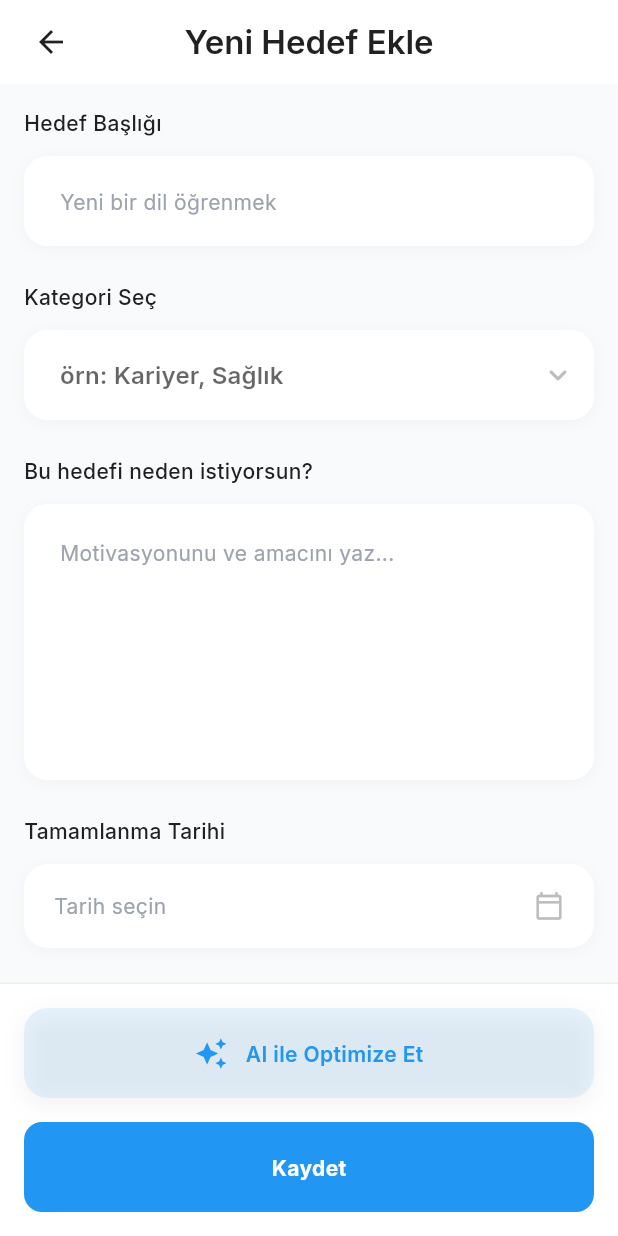
After one commit to mehmetakifkucukkaya/year-flow, a Flutter app: the GoalCreatePage screen opened by its route, on a phone screen of 412 x 824 dp. The commit adds this screen. Run offline on Flutter 3.47's test engine with Material 3 defaults, Android fonts, the phone set to English and light mode, and no system bars; our stand-ins replace flutter_riverpod, go_router, google_fonts.

Commit message:
feat: Premium Goals list ve Goal Create sayfalarÄ± eklendi
- Goals list sayfasÄ± premium tasarÄ±ma gÃ¼ncellendi
- Goal Create form sayfasÄ± oluÅŸturuldu
- Route sÄ±rasÄ± dÃ¼zeltildi (goalCreate goalDetail'den Ã¶nce)
- MaterialLocalizations eklendi (DatePicker iÃ§in)
- Form alanlarÄ± premium tasarÄ±ma gÃ¼ncellendi
- AI optimize ve kaydet butonlarÄ± eklendi

```diff
--- a/lib/core/router/app_router.dart
+++ b/lib/core/router/app_router.dart
@@ -5,6 +5,7 @@ import 'package:go_router/go_router.dart';
 import '../../features/auth/presentation/forgot_password_page.dart';
 import '../../features/auth/presentation/login_page.dart';
 import '../../features/auth/presentation/register_page.dart';
+import '../../features/goals/presentation/goal_create_page.dart';
 import '../../features/goals/presentation/goals_page.dart';
 import '../../features/home/presentation/home_page.dart';
 import '../../features/onboarding/presentation/onboarding_page.dart';
@@ -81,6 +82,13 @@ final routerProvider = Provider<GoRouter>((ref) {
         ],
       ),
 
+      // Goal Create (must be before goalDetail to avoid route conflict)
+      GoRoute(
+        path: AppRoutes.goalCreate,
+        name: 'goalCreate',
+        builder: (context, state) => const GoalCreatePage(),
+      ),
+
       // Goal Detail
       GoRoute(
         path: AppRoutes.goalDetail,
@@ -89,14 +97,6 @@ final routerProvider = Provider<GoRouter>((ref) {
           final goalId = state.pathParameters['id'] ?? '';
           return _PlaceholderScreen(title: 'Hedef Detay: $goalId');
         },
-      ),
-
-      // Goal Create
-      GoRoute(
-        path: AppRoutes.goalCreate,
-        name: 'goalCreate',
-        builder: (context, state) =>
-            const _PlaceholderScreen(title: 'Yeni Hedef'),
       ),
 
       // Check-in
@@ -186,7 +186,7 @@ class _MainShell extends StatelessWidget {
           }
         },
         labelBehavior: NavigationDestinationLabelBehavior.alwaysShow,
-        destinations: [
+        destinations: const [
           NavigationDestination(
             icon: Icon(Icons.home_outlined, size: 22), // Smaller icons
             selectedIcon: Icon(Icons.home, size: 22),
@@ -208,7 +208,10 @@ class _MainShell extends StatelessWidget {
             label: 'Ayarlar',
           ),
         ],
-        indicatorColor: Theme.of(context).colorScheme.primary.withOpacity(0.15), // Pastel background
+        indicatorColor: Theme.of(context)
+            .colorScheme
+            .primary
+            .withOpacity(0.15), // Pastel background
       ),
     );
   }
--- /dev/null
+++ b/lib/features/goals/presentation/goal_create_page.dart
@@ -0,0 +1,566 @@
+import 'package:flutter/material.dart';
+import 'package:flutter_riverpod/flutter_riverpod.dart';
+import 'package:go_router/go_router.dart';
+import 'package:intl/intl.dart';
+
+import '../../../core/constants/app_constants.dart';
+import '../../../core/theme/app_colors.dart';
+import '../../../core/theme/app_radius.dart';
+import '../../../core/theme/app_spacing.dart';
+import '../../../core/theme/app_text_styles.dart';
+import '../../../core/widgets/app_button.dart';
+
+class GoalCreatePage extends ConsumerStatefulWidget {
+  const GoalCreatePage({super.key});
+
+  @override
+  ConsumerState<GoalCreatePage> createState() => _GoalCreatePageState();
+}
+
+class _GoalCreatePageState extends ConsumerState<GoalCreatePage> {
+  final _formKey = GlobalKey<FormState>();
+  final _titleController = TextEditingController();
+  final _reasonController = TextEditingController();
+
+  GoalCategory? _selectedCategory;
+  DateTime? _completionDate;
+
+  // Premium background color
+  static const Color _premiumBackground = Color(0xFFF9FAFB);
+
+  @override
+  void dispose() {
+    _titleController.dispose();
+    _reasonController.dispose();
+    super.dispose();
+  }
+
+  Future<void> _selectDate() async {
+    final picked = await showDatePicker(
+      context: context,
+      initialDate: DateTime.now().add(const Duration(days: 365)),
+      firstDate: DateTime.now(),
+      lastDate: DateTime.now().add(const Duration(days: 365 * 2)),
+      locale: const Locale('tr', 'TR'),
+    );
+    if (picked != null) {
+      setState(() {
+        _completionDate = picked;
+      });
+    }
+  }
+
+  void _handleSave() {
+    if (_formKey.currentState!.validate()) {
+      if (_selectedCategory == null) {
+        ScaffoldMessenger.of(context).showSnackBar(
+          const SnackBar(content: Text('Lütfen bir kategori seçin')),
+        );
+        return;
+      }
+      if (_completionDate == null) {
+        ScaffoldMessenger.of(context).showSnackBar(
+          const SnackBar(content: Text('Lütfen tamamlanma tarihi seçin')),
+        );
+        return;
+      }
+      // TODO: Save goal
+      context.pop();
+    }
+  }
+
+  void _handleAIOptimize() {
+    // TODO: AI optimization
+    ScaffoldMessenger.of(context).showSnackBar(
+      const SnackBar(content: Text('AI optimizasyonu yakında eklenecek')),
+    );
+  }
+
+  @override
+  Widget build(BuildContext context) {
+    return Scaffold(
+      backgroundColor: _premiumBackground,
+      appBar: AppBar(
+        backgroundColor: Colors.white,
+        elevation: 0,
+        leading: Padding(
+          padding: const EdgeInsets.only(left: AppSpacing.sm),
+          child: IconButton(
+            icon: const Icon(Icons.arrow_back),
+            onPressed: () => context.pop(),
+            iconSize: 24,
+          ),
+        ),
+        title: Text(
+          'Yeni Hedef Ekle',
+          style: AppTextStyles.titleLarge.copyWith(
+            fontWeight: FontWeight.w600, // Semi-bold
+          ),
+        ),
+        centerTitle: true,
+      ),
+      body: Form(
+        key: _formKey,
+        child: Column(
+          children: [
+            Expanded(
+              child: SingleChildScrollView(
+                padding: AppSpacing.paddingMd,
+                child: Column(
+                  crossAxisAlignment: CrossAxisAlignment.start,
+                  children: [
+                    // Hedef Başlığı
+                    _FormField(
+                      label: 'Hedef Başlığı',
+                      child: _PremiumTextField(
+                        controller: _titleController,
+                        hint: 'Yeni bir dil öğrenmek',
+                        validator: (value) {
+                          if (value == null || value.isEmpty) {
+                            return 'Lütfen hedef başlığı girin';
+                          }
+                          return null;
+                        },
+                      ),
+                    ),
+
+                    const SizedBox(height: AppSpacing.lg),
+
+                    // Kategori Seç
+                    _FormField(
+                      label: 'Kategori Seç',
+                      child: _CategoryDropdown(
+                        selectedCategory: _selectedCategory,
+                        onChanged: (category) {
+                          setState(() {
+                            _selectedCategory = category;
+                          });
+                        },
+                      ),
+                    ),
+
+                    const SizedBox(height: AppSpacing.lg),
+
+                    // Bu hedefi neden istiyorsun?
+                    _FormField(
+                      label: 'Bu hedefi neden istiyorsun?',
+                      child: _PremiumTextArea(
+                        controller: _reasonController,
+                        hint: 'Motivasyonunu ve amacını yaz...',
+                        maxLength: 500,
+                      ),
+                    ),
+
+                    const SizedBox(height: AppSpacing.lg),
+
+                    // Tamamlanma Tarihi
+                    _FormField(
+                      label: 'Tamamlanma Tarihi',
+                      child: _DatePickerField(
+                        selectedDate: _completionDate,
+                        onTap: _selectDate,
+                      ),
+                    ),
+                  ],
+                ),
+              ),
+            ),
+
+            // Footer with action buttons
+            Container(
+              padding: AppSpacing.paddingMd,
+              decoration: BoxDecoration(
+                color: Colors.white,
+                border: Border(
+                  top: BorderSide(
+                    color: AppColors.gray200,
+                    width: 1,
+                  ),
+                ),
+              ),
+              child: Column(
+                children: [
+                  // AI ile Optimize Et
+                  Container(
+                    decoration: BoxDecoration(
+                      borderRadius: AppRadius.borderRadiusMd,
+                      boxShadow: [
+                        BoxShadow(
+                          color: Colors.black.withOpacity(0.05),
+                          offset: const Offset(0, 4),
+                          blurRadius: 12,
+                          spreadRadius: 0,
+                        ),
+                      ],
+                    ),
+                    child: SizedBox(
+                      width: double.infinity,
+                      child: OutlinedButton(
+                        onPressed: _handleAIOptimize,
+                        style: OutlinedButton.styleFrom(
+                          backgroundColor: AppColors.primary.withOpacity(0.1),
+                          foregroundColor: AppColors.primary,
+                          minimumSize: const Size(double.infinity, 60), // Increased height
+                          padding: const EdgeInsets.symmetric(
+                            horizontal: AppSpacing.lg,
+                            vertical: AppSpacing.md,
+                          ),
+                          shape: RoundedRectangleBorder(
+                            borderRadius: BorderRadius.circular(16), // Softer radius
+                          ),
+                          side: BorderSide.none,
+                        ),
+                        child: Row(
+                          mainAxisAlignment: MainAxisAlignment.center,
+                          children: [
+                            Icon(
+                              Icons.auto_awesome,
+                              size: 22,
+                              color: AppColors.primary,
+                            ),
+                            const SizedBox(width: AppSpacing.sm), // Better icon spacing
+                            Text(
+                              'AI ile Optimize Et',
+                              style: AppTextStyles.bodyMedium.copyWith(
+                                fontWeight: FontWeight.w600,
+                                color: AppColors.primary,
+                              ),
+                            ),
+                          ],
+                        ),
+                      ),
+                    ),
+                  ),
+                  const SizedBox(height: AppSpacing.md), // Consistent spacing
+                  // Kaydet
+                  AppButton(
+                    variant: AppButtonVariant.filled,
+                    onPressed: _handleSave,
+                    minHeight: 60, // Increased height to match AI button
+                    child: Text(
+                      'Kaydet',
+                      style: AppTextStyles.bodyMedium.copyWith(
+                        fontWeight: FontWeight.w700, // Stronger than AI button
+                      ),
+                    ),
+                  ),
+                ],
+              ),
+            ),
+          ],
+        ),
+      ),
+    );
+  }
+}
+
+/// Form Field Wrapper
+class _FormField extends StatelessWidget {
+  const _FormField({
+    required this.label,
+    required this.child,
+  });
+
+  final String label;
+  final Widget child;
+
+  @override
+  Widget build(BuildContext context) {
+    return Column(
+      crossAxisAlignment: CrossAxisAlignment.start,
+      children: [
+        Text(
+          label,
+          style: AppTextStyles.bodyMedium.copyWith(
+            fontWeight: FontWeight.w500,
+          ),
+        ),
+        const SizedBox(height: AppSpacing.sm),
+        child,
+      ],
+    );
+  }
+}
+
+/// Premium Text Field with soft shadows and rounded corners
+class _PremiumTextField extends StatelessWidget {
+  const _PremiumTextField({
+    required this.controller,
+    required this.hint,
+    this.validator,
+  });
+
+  static const Color _placeholderColor = Color(0xFF9CA3AF);
+
+  final TextEditingController controller;
+  final String hint;
+  final FormFieldValidator<String>? validator;
+
+  @override
+  Widget build(BuildContext context) {
+    return Container(
+      decoration: BoxDecoration(
+        color: Colors.white,
+        borderRadius: BorderRadius.circular(16), // Softer corner radius
+        boxShadow: [
+          BoxShadow(
+            color: Colors.black.withOpacity(0.03),
+            offset: const Offset(0, 2),
+            blurRadius: 8,
+            spreadRadius: 0,
+          ),
+        ],
+      ),
+      child: TextFormField(
+        controller: controller,
+        validator: validator,
+        decoration: InputDecoration(
+          hintText: hint,
+          hintStyle: AppTextStyles.bodyMedium.copyWith(
+            color: _placeholderColor, // Softer gray
+          ),
+          contentPadding: const EdgeInsets.symmetric(
+            horizontal: 20, // Increased padding
+            vertical: 18,
+          ),
+          border: OutlineInputBorder(
+            borderRadius: BorderRadius.circular(16),
+            borderSide: BorderSide.none,
+          ),
+          enabledBorder: OutlineInputBorder(
+            borderRadius: BorderRadius.circular(16),
+            borderSide: BorderSide.none,
+          ),
+          focusedBorder: OutlineInputBorder(
+            borderRadius: BorderRadius.circular(16),
+            borderSide: BorderSide(
+              color: AppColors.primary,
+              width: 2,
+            ),
+          ),
+          errorBorder: OutlineInputBorder(
+            borderRadius: BorderRadius.circular(16),
+            borderSide: BorderSide(
+              color: AppColors.error,
+              width: 1,
+            ),
+          ),
+          focusedErrorBorder: OutlineInputBorder(
+            borderRadius: BorderRadius.circular(16),
+            borderSide: BorderSide(
+              color: AppColors.error,
+              width: 2,
+            ),
+          ),
+          filled: true,
+          fillColor: Colors.white,
+        ),
+      ),
+    );
+  }
+}
+
+/// Premium Text Area
+class _PremiumTextArea extends StatelessWidget {
+  const _PremiumTextArea({
+    required this.controller,
+    required this.hint,
+    this.maxLength,
+  });
+
+  static const Color _placeholderColor = Color(0xFF9CA3AF);
+
+  final TextEditingController controller;
+  final String hint;
+  final int? maxLength;
+
+  @override
+  Widget build(BuildContext context) {
+    return Container(
+      decoration: BoxDecoration(
+        color: Colors.white,
+        borderRadius: BorderRadius.circular(16), // Rounded corners
+        boxShadow: [
+          BoxShadow(
+            color: Colors.black.withOpacity(0.03),
+            offset: const Offset(0, 2),
+            blurRadius: 8,
+            spreadRadius: 0,
+          ),
+        ],
+      ),
+      child: TextFormField(
+        controller: controller,
+        maxLines: 6, // Balanced proportions
+        maxLength: maxLength,
+        decoration: InputDecoration(
+          hintText: hint,
+          hintStyle: AppTextStyles.bodyMedium.copyWith(
+            color: _placeholderColor,
+          ),
+          contentPadding: const EdgeInsets.all(20), // More inner padding
+          border: OutlineInputBorder(
+            borderRadius: BorderRadius.circular(16),
+            borderSide: BorderSide.none,
+          ),
+          enabledBorder: OutlineInputBorder(
+            borderRadius: BorderRadius.circular(16),
+            borderSide: BorderSide.none,
+          ),
+          focusedBorder: OutlineInputBorder(
+            borderRadius: BorderRadius.circular(16),
+            borderSide: BorderSide(
+              color: AppColors.primary,
+              width: 2,
+            ),
+          ),
+          filled: true,
+          fillColor: Colors.white,
+          counterStyle: AppTextStyles.bodySmall.copyWith(
+            color: AppColors.gray500,
+          ),
+          counterText: '', // Hide default counter, we'll show it below
+        ),
+      ),
+    );
+  }
+}
+
+/// Category Dropdown - Premium styling
+class _CategoryDropdown extends StatelessWidget {
+  const _CategoryDropdown({
+    required this.selectedCategory,
+    required this.onChanged,
+  });
+
+  static const Color _placeholderColor = Color(0xFF9CA3AF);
+
+  final GoalCategory? selectedCategory;
+  final ValueChanged<GoalCategory?> onChanged;
+
+  @override
+  Widget build(BuildContext context) {
+    return Container(
+      decoration: BoxDecoration(
+        color: Colors.white,
+        borderRadius: BorderRadius.circular(16), // Softer corner radius
+        boxShadow: [
+          BoxShadow(
+            color: Colors.black.withOpacity(0.03),
+            offset: const Offset(0, 2),
+            blurRadius: 8,
+            spreadRadius: 0,
+          ),
+        ],
+      ),
+      child: DropdownButtonFormField<GoalCategory>(
+        value: selectedCategory,
+        decoration: InputDecoration(
+          contentPadding: const EdgeInsets.symmetric(
+            horizontal: 20, // Increased padding
+            vertical: 18,
+          ),
+          border: OutlineInputBorder(
+            borderRadius: BorderRadius.circular(16),
+            borderSide: BorderSide.none,
+          ),
+          enabledBorder: OutlineInputBorder(
+            borderRadius: BorderRadius.circular(16),
+            borderSide: BorderSide.none,
+          ),
+          focusedBorder: OutlineInputBorder(
+            borderRadius: BorderRadius.circular(16),
+            borderSide: BorderSide(
+              color: AppColors.primary,
+              width: 2,
+            ),
+          ),
+          hintText: 'örn: Kariyer, Sağlık',
+          hintStyle: AppTextStyles.bodyMedium.copyWith(
+            color: _placeholderColor,
+          ),
+          filled: true,
+          fillColor: Colors.white,
+        ),
+        items: GoalCategory.values.map((category) {
+          return DropdownMenuItem(
+            value: category,
+            child: Row(
+              children: [
+                Text(category.emoji),
+                const SizedBox(width: AppSpacing.sm),
+                Text(category.label),
+              ],
+            ),
+          );
+        }).toList(),
+        onChanged: onChanged,
+        icon: Icon(
+          Icons.keyboard_arrow_down_rounded, // More modern minimalist icon
+          color: AppColors.gray400,
+          size: 24,
+        ),
+        dropdownColor: Colors.white,
+        borderRadius: BorderRadius.circular(16),
+      ),
+    );
+  }
+}
+
+/// Date Picker Field - Premium styling
+class _DatePickerField extends StatelessWidget {
+  const _DatePickerField({
+    required this.selectedDate,
+    required this.onTap,
+  });
+
+  static const Color _placeholderColor = Color(0xFF9CA3AF);
+
+  final DateTime? selectedDate;
+  final VoidCallback onTap;
+
+  @override
+  Widget build(BuildContext context) {
+    final dateText = selectedDate != null
+        ? DateFormat('dd MMMM yyyy', 'tr_TR').format(selectedDate!)
+        : 'Tarih seçin';
+
+    return GestureDetector(
+      onTap: onTap,
+      child: Container(
+        height: 56,
+        padding: const EdgeInsets.symmetric(horizontal: 20), // Improved padding
+        decoration: BoxDecoration(
+          color: Colors.white,
+          borderRadius: BorderRadius.circular(16), // Softer corner radius
+          boxShadow: [
+            BoxShadow(
+              color: Colors.black.withOpacity(0.03),
+              offset: const Offset(0, 2),
+              blurRadius: 8,
+              spreadRadius: 0,
+            ),
+          ],
+        ),
+        child: Row(
+          mainAxisAlignment: MainAxisAlignment.spaceBetween,
+          children: [
+            Text(
+              dateText,
+              style: selectedDate != null
+                  ? AppTextStyles.bodyMedium
+                  : AppTextStyles.bodyMedium.copyWith(
+                      color: _placeholderColor,
+                    ),
+            ),
+            Icon(
+              Icons.calendar_today_outlined, // More lightweight calendar icon
+              size: 20,
+              color: AppColors.gray400,
+            ),
+          ],
+        ),
+      ),
+    );
+  }
+}
--- a/lib/main.dart
+++ b/lib/main.dart
@@ -1,5 +1,6 @@
 import 'package:flutter/material.dart';
 import 'package:flutter/services.dart';
+import 'package:flutter_localizations/flutter_localizations.dart';
 import 'package:flutter_riverpod/flutter_riverpod.dart';
 import 'package:intl/date_symbol_data_local.dart';
 
@@ -47,6 +48,16 @@ class YearFlowApp extends ConsumerWidget {
       darkTheme: AppTheme.darkTheme,
       themeMode: ThemeMode.light,
       routerConfig: router,
+      localizationsDelegates: const [
+        GlobalMaterialLocalizations.delegate,
+        GlobalWidgetsLocalizations.delegate,
+        GlobalCupertinoLocalizations.delegate,
+      ],
+      supportedLocales: const [
+        Locale('tr', 'TR'),
+        Locale('en', 'US'),
+      ],
+      locale: const Locale('tr', 'TR'),
     );
   }
 }
--- a/pubspec.yaml
+++ b/pubspec.yaml
@@ -8,6 +8,8 @@ environment:
 
 dependencies:
   flutter:
+    sdk: flutter
+  flutter_localizations:
     sdk: flutter
 
   # UI
```
Also changed, not shown: pubspec.lock.
